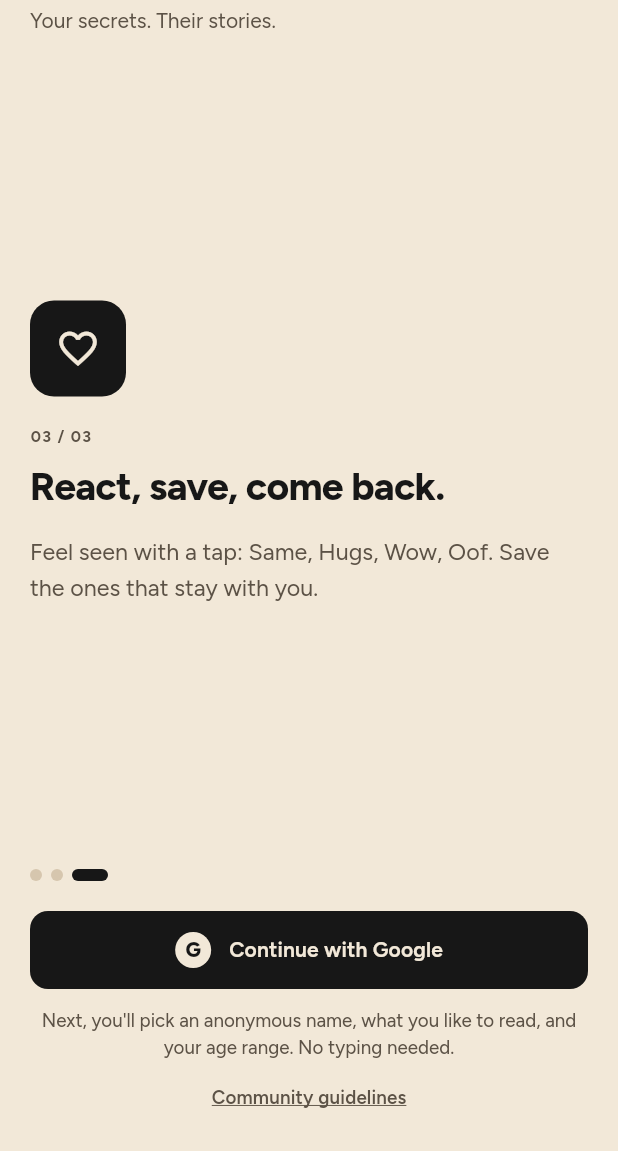
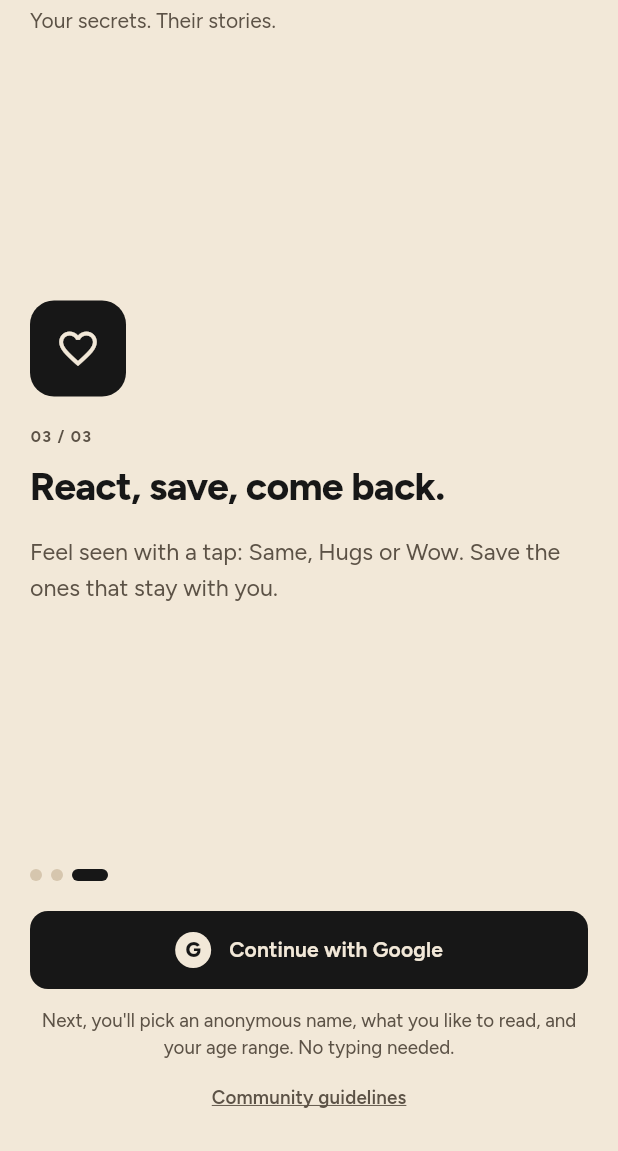
Before and after one commit to ayushipandey209/Lets-Spill, a Flutter app: the screen it shows after launch, swiped to page 3, on a phone screen of 412 x 824 dp, the part 85-1236 px from its top. Run offline on Flutter 3.47's test engine with Material 3 defaults, Android fonts, the light colour scheme and no system bars; our stand-ins replace bloc_concurrency, cloud_firestore, equatable, firebase_analytics, firebase_auth, firebase_core and 4 more; accounts and stored records are empty.

Commit message:
refactor: remove karma points and oof reaction from app and database schema

```diff
--- a/assets/mock/confessions.json
+++ b/assets/mock/confessions.json
@@ -14,8 +14,7 @@
       "reactionCounts": {
         "same": 76,
         "hugs": 81,
-        "wow": 41,
-        "oof": 3
+        "wow": 41
       }
     },
     {
@@ -31,8 +30,7 @@
       "reactionCounts": {
         "same": 66,
         "hugs": 28,
-        "wow": 1,
-        "oof": 23
+        "wow": 1
       }
     },
     {
@@ -48,8 +46,7 @@
       "reactionCounts": {
         "same": 20,
         "hugs": 16,
-        "wow": 7,
-        "oof": 2
+        "wow": 7
       }
     },
     {
@@ -65,8 +62,7 @@
       "reactionCounts": {
         "same": 55,
         "hugs": 77,
-        "wow": 47,
-        "oof": 34
+        "wow": 47
       }
     },
     {
@@ -82,8 +78,7 @@
       "reactionCounts": {
         "same": 61,
         "hugs": 77,
-        "wow": 54,
-        "oof": 2
+        "wow": 54
       }
     },
     {
@@ -99,8 +94,7 @@
       "reactionCounts": {
         "same": 24,
         "hugs": 20,
-        "wow": 13,
-        "oof": 7
+        "wow": 13
       }
     },
     {
@@ -116,8 +110,7 @@
       "reactionCounts": {
         "same": 32,
         "hugs": 32,
-        "wow": 0,
-        "oof": 6
+        "wow": 0
       }
     },
     {
@@ -133,8 +126,7 @@
       "reactionCounts": {
         "same": 85,
         "hugs": 49,
-        "wow": 40,
-        "oof": 25
+        "wow": 40
       }
     },
     {
@@ -150,8 +142,7 @@
       "reactionCounts": {
         "same": 157,
         "hugs": 121,
-        "wow": 53,
-        "oof": 28
+        "wow": 53
       }
     },
     {
@@ -167,8 +158,7 @@
       "reactionCounts": {
         "same": 62,
         "hugs": 64,
-        "wow": 17,
-        "oof": 0
+        "wow": 17
       }
     },
     {
@@ -184,8 +174,7 @@
       "reactionCounts": {
         "same": 155,
         "hugs": 91,
-        "wow": 27,
-        "oof": 63
+        "wow": 27
       }
     },
     {
@@ -201,8 +190,7 @@
       "reactionCounts": {
         "same": 29,
         "hugs": 37,
-        "wow": 13,
-        "oof": 10
+        "wow": 13
       }
     },
     {
@@ -218,8 +206,7 @@
       "reactionCounts": {
         "same": 73,
         "hugs": 40,
-        "wow": 13,
-        "oof": 21
+        "wow": 13
       }
     },
     {
@@ -235,8 +222,7 @@
       "reactionCounts": {
         "same": 71,
         "hugs": 57,
-        "wow": 48,
-        "oof": 6
+        "wow": 48
       }
     },
     {
@@ -252,8 +238,7 @@
       "reactionCounts": {
         "same": 93,
         "hugs": 92,
-        "wow": 44,
-        "oof": 38
+        "wow": 44
       }
     },
     {
@@ -269,8 +254,7 @@
       "reactionCounts": {
         "same": 46,
         "hugs": 26,
-        "wow": 29,
-        "oof": 17
+        "wow": 29
       }
     },
     {
@@ -286,8 +270,7 @@
       "reactionCounts": {
         "same": 71,
         "hugs": 34,
-        "wow": 13,
-        "oof": 36
+        "wow": 13
       }
     },
     {
@@ -303,8 +286,7 @@
       "reactionCounts": {
         "same": 52,
         "hugs": 54,
-        "wow": 5,
-        "oof": 35
+        "wow": 5
       }
     },
     {
@@ -320,8 +302,7 @@
       "reactionCounts": {
         "same": 151,
         "hugs": 141,
-        "wow": 79,
-        "oof": 46
+        "wow": 79
       }
     },
     {
@@ -337,8 +318,7 @@
       "reactionCounts": {
         "same": 70,
         "hugs": 39,
-        "wow": 45,
-        "oof": 4
+        "wow": 45
       }
     },
     {
@@ -354,8 +334,7 @@
       "reactionCounts": {
         "same": 98,
         "hugs": 154,
-        "wow": 29,
-        "oof": 37
+        "wow": 29
       }
     },
     {
@@ -371,8 +350,7 @@
       "reactionCounts": {
         "same": 78,
         "hugs": 83,
-        "wow": 12,
-        "oof": 48
+        "wow": 12
       }
     },
     {
@@ -388,8 +366,7 @@
       "reactionCounts": {
         "same": 41,
         "hugs": 33,
-        "wow": 23,
-        "oof": 5
+        "wow": 23
       }
     },
     {
@@ -405,8 +382,7 @@
       "reactionCounts": {
         "same": 52,
         "hugs": 45,
-        "wow": 13,
-        "oof": 21
+        "wow": 13
       }
     },
     {
@@ -422,8 +398,7 @@
       "reactionCounts": {
         "same": 39,
         "hugs": 39,
-        "wow": 29,
-        "oof": 21
+        "wow": 29
       }
     },
     {
@@ -439,8 +414,7 @@
       "reactionCounts": {
         "same": 138,
         "hugs": 54,
-        "wow": 21,
-        "oof": 34
+        "wow": 21
       }
     },
     {
@@ -456,8 +430,7 @@
       "reactionCounts": {
         "same": 40,
         "hugs": 21,
-        "wow": 5,
-        "oof": 14
+        "wow": 5
       }
     },
     {
@@ -473,8 +446,7 @@
       "reactionCounts": {
         "same": 176,
         "hugs": 97,
-        "wow": 81,
-        "oof": 71
+        "wow": 81
       }
     }
   ]
--- a/lib/app/bootstrap.dart
+++ b/lib/app/bootstrap.dart
@@ -62,6 +62,7 @@ class Bootstrapper {
         firestore: firestore,
         maxLength: config.maxConfessionLength,
         minLength: config.minConfessionLength,
+        assetLoader: assetLoader,
       ),
       reports: FirebaseReportRepository(auth: auth, firestore: firestore),
       categories: categories,
--- a/lib/features/confessions/domain/confession.dart
+++ b/lib/features/confessions/domain/confession.dart
@@ -14,12 +14,12 @@ enum ConfessionStatus {
   }
 }
 
-/// Quick, one-tap reactions. A reader can pick at most one per confession.
+/// Quick, one-tap reactions. All supportive: there is no way to dislike
+/// someone's confession. A reader can pick at most one per confession.
 enum Reaction {
   same('Same'),
   hugs('Hugs'),
-  wow('Wow'),
-  oof('Oof');
+  wow('Wow');
 
   const Reaction(this.label);
   final String label;
--- a/lib/features/confessions/presentation/confession_widgets.dart
+++ b/lib/features/confessions/presentation/confession_widgets.dart
@@ -14,7 +14,6 @@ IconData reactionIcon(Reaction r) => switch (r) {
   Reaction.same => Icons.people_alt_outlined,
   Reaction.hugs => Icons.volunteer_activism_outlined,
   Reaction.wow => Icons.auto_awesome_outlined,
-  Reaction.oof => Icons.sentiment_dissatisfied_outlined,
 };
 
 /// Icon for each category, like a community avatar.
@@ -164,7 +163,8 @@ class LikePill extends StatelessWidget {
     return Semantics(
       button: true,
       toggled: liked,
-      label: '${liked ? 'Unlike' : 'Like'}. $count ${count == 1 ? 'like' : 'likes'}',
+      label:
+          '${liked ? 'Unlike' : 'Like'}. $count ${count == 1 ? 'like' : 'likes'}',
       excludeSemantics: true,
       child: Material(
         color: liked ? t.accent.withValues(alpha: 0.12) : t.surface,
@@ -376,7 +376,9 @@ class ConfessionCard extends StatelessWidget {
         color: t.card,
         shape: RoundedRectangleBorder(
           borderRadius: compact ? AppRadii.button : AppRadii.card,
-          side: BorderSide(color: t.border.withValues(alpha: t.isDark ? 1 : 0.7)),
+          side: BorderSide(
+            color: t.border.withValues(alpha: t.isDark ? 1 : 0.7),
+          ),
         ),
         clipBehavior: Clip.antiAlias,
         child: InkWell(
@@ -397,7 +399,10 @@ class ConfessionCard extends StatelessWidget {
                 SizedBox(height: compact ? AppSpacing.xs : AppSpacing.sm),
                 Padding(
                   padding: const EdgeInsets.only(right: 4),
-                  child: MatureBlur(enabled: blurMature && c.mature, child: body),
+                  child: MatureBlur(
+                    enabled: blurMature && c.mature,
+                    child: body,
+                  ),
                 ),
                 SizedBox(height: compact ? AppSpacing.xxs : AppSpacing.xs),
                 Row(
@@ -412,8 +417,7 @@ class ConfessionCard extends StatelessWidget {
                     else
                       MetaStat(icon: Icons.favorite_border, count: c.likeCount),
                     const SizedBox(width: AppSpacing.xs),
-                    if (c.totalReactions > 0)
-                      _ReactionSummary(confession: c),
+                    if (c.totalReactions > 0) _ReactionSummary(confession: c),
                     const SizedBox(width: AppSpacing.xs),
                     MetaStat(
                       icon: Icons.visibility_outlined,
@@ -464,7 +468,10 @@ class _CardHeader extends StatelessWidget {
     final when = Formatters.relativeDate(confession.createdAt);
     return Row(
       children: [
-        CategoryAvatar(categoryId: confession.categoryId, size: compact ? 22 : 28),
+        CategoryAvatar(
+          categoryId: confession.categoryId,
+          size: compact ? 22 : 28,
+        ),
         const SizedBox(width: AppSpacing.xs),
         Expanded(
           child: compact
@@ -573,7 +580,8 @@ class _ConfessionCardSkeletonState extends State<ConfessionCardSkeleton>
   Widget build(BuildContext context) {
     final t = context.tokens;
     final reduceMotion = MediaQuery.of(context).disableAnimations;
-    Widget bar(double widthFactor, {double height = 11}) => FractionallySizedBox(
+    Widget bar(double widthFactor, {double height = 11}) =>
+        FractionallySizedBox(
           widthFactor: widthFactor,
           alignment: Alignment.centerLeft,
           child: Container(
--- a/lib/features/onboarding/presentation/pages/intro_page.dart
+++ b/lib/features/onboarding/presentation/pages/intro_page.dart
@@ -47,7 +47,7 @@ class _IntroPageState extends State<IntroPage> {
     _IntroSlide(
       Icons.favorite_border,
       'React, save, come back.',
-      'Feel seen with a tap: Same, Hugs, Wow, Oof. Save the ones that stay '
+      'Feel seen with a tap: Same, Hugs or Wow. Save the ones that stay '
           'with you.',
     ),
   ];
```
Also changed, not shown: lib/features/confessions/data/firestore_confession_repository.dart (+185 -6 lines), lib/features/profile/presentation/bloc/profile_cubit.dart (+0 -9 lines), lib/features/profile/presentation/pages/profile_page.dart (+6 -39 lines), 7 other files. Lines whose indentation alone changed are shown as unchanged.
